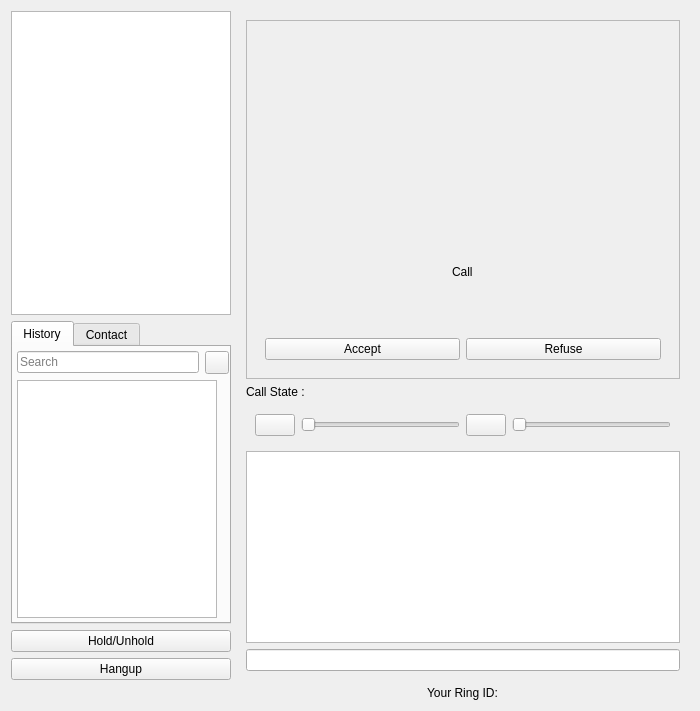
savoirfairelinux/jami-client-windows, file callwidget.ui: the form before one commit.
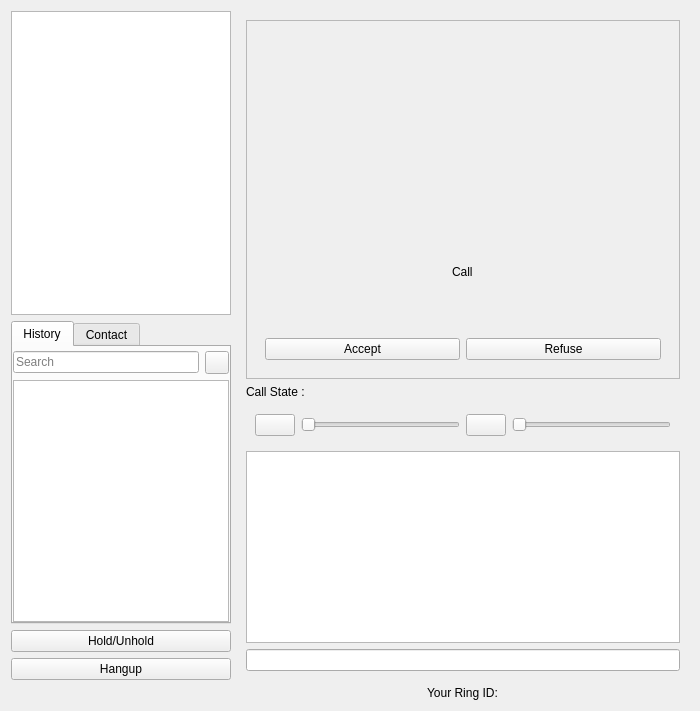
The form after the commit. Icons and pictures are not drawn. Custom widgets are drawn as their Qt base class.

Commit message:
windows: UI style improvement
Refs 73039
Refs 73040

```diff
--- a/callwidget.ui
+++ b/callwidget.ui
@@ -91,7 +91,7 @@
           </attribute>
           <layout class="QVBoxLayout" name="verticalLayout_6">
            <property name="leftMargin">
-            <number>4</number>
+            <number>0</number>
            </property>
            <property name="topMargin">
             <number>4</number>
@@ -100,7 +100,7 @@
             <number>0</number>
            </property>
            <property name="bottomMargin">
-            <number>4</number>
+            <number>0</number>
            </property>
            <item>
             <layout class="QHBoxLayout" name="horizontalLayout_4">
@@ -133,7 +133,7 @@
            <item>
             <widget class="QTreeView" name="historyList">
              <property name="sizePolicy">
-              <sizepolicy hsizetype="Fixed" vsizetype="Expanding">
+              <sizepolicy hsizetype="Expanding" vsizetype="Expanding">
                <horstretch>0</horstretch>
                <verstretch>0</verstretch>
               </sizepolicy>
@@ -146,7 +146,7 @@
              </property>
              <property name="maximumSize">
               <size>
-               <width>200</width>
+               <width>220</width>
                <height>16777215</height>
               </size>
              </property>
```
Left out of the diff: 6 changed lines with no effect on the pictures. The commit also changes 4 other files.
